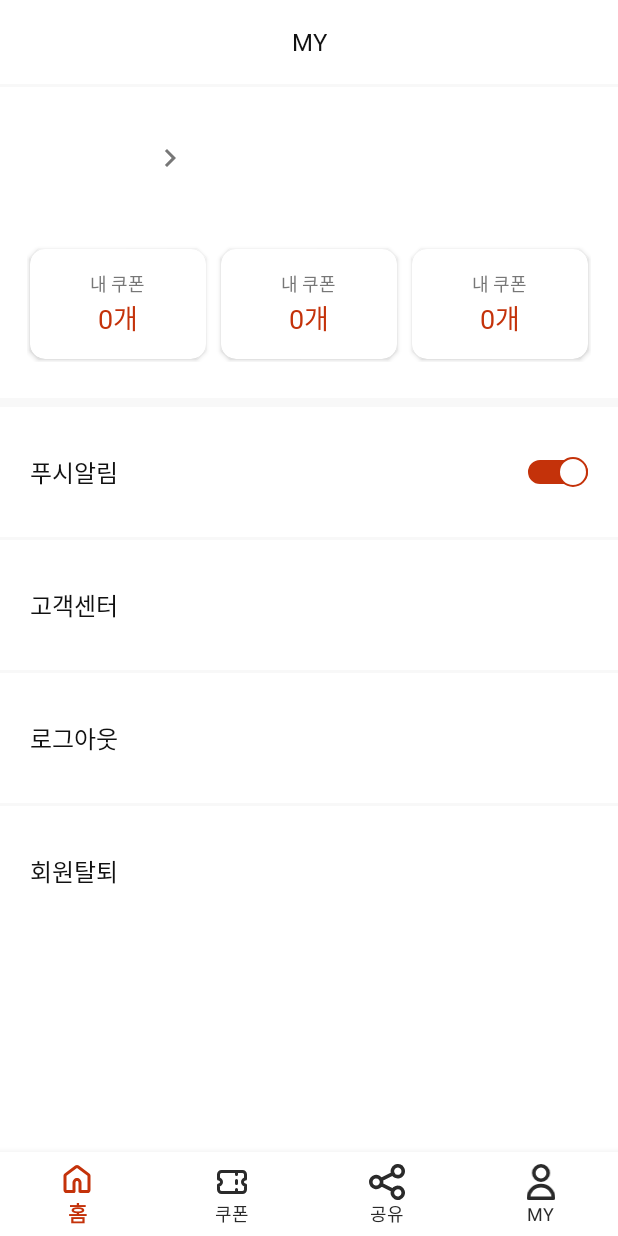
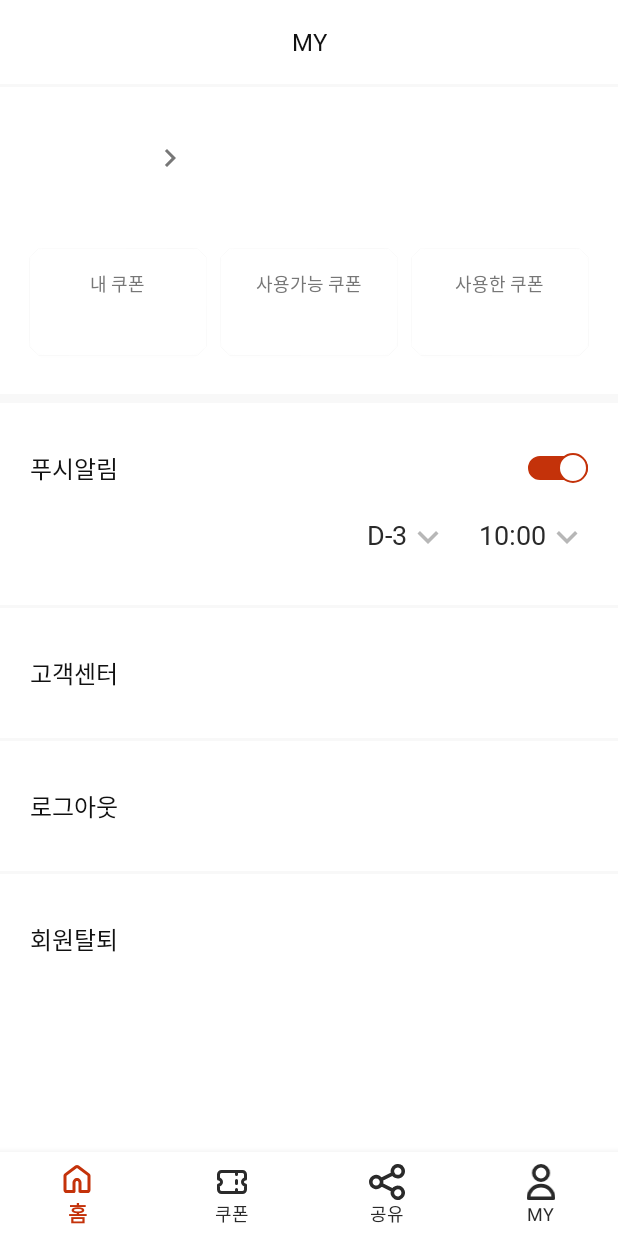
Before and after one commit to GDSC-Daejin/project-moa-android, an Android app: the fragment AccountFragment placed in its activity, on a phone screen of 412 x 824 dp. Run offline under Robolectric (Android 15) with nearby library versions, the phone set to English and light mode, and no system bars; our stand-ins replace CircleImageView; network calls fail; pictures from the network do not load.

Commit message:
feat: 마이페이지 내 쿠폰 개수, 푸시알림 디자인 기능 추가

```diff
--- a/app/src/main/java/com/example/giftmoa/ApiService.kt
+++ b/app/src/main/java/com/example/giftmoa/ApiService.kt
@@ -134,9 +134,22 @@ interface ApiService {
     // 유저 정보 수정
     @PUT("/api/v1/user")
     fun updateUser(@Body requestBody: UpdateUserRequest): Call<UpdateUserResponse>
+
     // 내 정보 가져오기
     @GET("/api/v1/user/me")
     fun getMyProfile(): Call<GetMyProfileResponse>
+
+    // 내 기프티콘 전체 개수 가져오기
+    @GET("/api/v1/gifticon/count")
+    fun getMyGifticonCount(): Call<LogoutUserResponse>
+
+    // 사용가능한 기프티콘 개수 가져오기
+    @GET("/api/v1/gifticon/usable_count")
+    fun getUsableGifticonCount(): Call<LogoutUserResponse>
+
+    // 사용한 기프티콘 개수 가져오기
+    @GET("/api/v1/gifticon/used_count")
+    fun getUsedGifticonCount(): Call<LogoutUserResponse>
 
     // category-controller-------------------------------------------------------------------------
     // 카테고리 생성
--- a/app/src/main/java/com/example/giftmoa/BottomMenu/AccountFragment.kt
+++ b/app/src/main/java/com/example/giftmoa/BottomMenu/AccountFragment.kt
@@ -9,11 +9,15 @@ import android.view.LayoutInflater
 import android.view.View
 import android.view.ViewGroup
 import android.widget.Toast
+import androidx.core.content.ContextCompat
+import androidx.lifecycle.ViewModelProvider
 import com.bumptech.glide.Glide
 import com.example.giftmoa.Data.GetMyProfileResponse
 import com.example.giftmoa.Data.LogoutUserResponse
 import com.example.giftmoa.Data.MyProfileData
 import com.example.giftmoa.Data.RefreshTokenRequest
+import com.example.giftmoa.Data.UpdateUserResponse
+import com.example.giftmoa.HomeTab.GifticonViewModel
 import com.example.giftmoa.Login2Activity
 import com.example.giftmoa.LoginActivity
 import com.example.giftmoa.MyProfileActivity
@@ -44,6 +48,8 @@ class AccountFragment : Fragment() {
 
     private var myProfile: MyProfileData? = null
 
+    private lateinit var gifticonViewModel: GifticonViewModel
+
     override fun onCreate(savedInstanceState: Bundle?) {
         super.onCreate(savedInstanceState)
         arguments?.let {
@@ -56,6 +62,8 @@ class AccountFragment : Fragment() {
         inflater: LayoutInflater, container: ViewGroup?,
         savedInstanceState: Bundle?
     ): View? {
+        gifticonViewModel = ViewModelProvider(requireActivity(), ViewModelProvider.NewInstanceFactory())[GifticonViewModel::class.java]
+
         // Inflate the layout for this fragment
         binding = FragmentAccountBinding.inflate(inflater, container, false)
 
@@ -68,6 +76,25 @@ class AccountFragment : Fragment() {
             intent.putExtra("nickname", myProfile?.nickname)
             intent.putExtra("profileImageUrl", myProfile?.profileImageUrl)
             startActivity(intent)
+        }
+        // 스위치 버튼이 클릭되어 있으면
+        if (binding.switchCouponAmount.isChecked) {
+            binding.tvPushNotificationDate.setTextColor(ContextCompat.getColor(requireActivity(), R.color.moa_gray_800))
+            binding.tvPushNotificationTime.setTextColor(ContextCompat.getColor(requireActivity(), R.color.moa_gray_800))
+        } else {
+            binding.tvPushNotificationDate.setTextColor(ContextCompat.getColor(requireActivity(), R.color.moa_gray_400))
+            binding.tvPushNotificationTime.setTextColor(ContextCompat.getColor(requireActivity(), R.color.moa_gray_400))
+        }
+
+        // 스위치 버튼 클릭 시
+        binding.switchCouponAmount.setOnCheckedChangeListener { _, isChecked ->
+            if (isChecked) {
+                binding.tvPushNotificationDate.setTextColor(ContextCompat.getColor(requireActivity(), R.color.moa_gray_800))
+                binding.tvPushNotificationTime.setTextColor(ContextCompat.getColor(requireActivity(), R.color.moa_gray_800))
+            } else {
+                binding.tvPushNotificationDate.setTextColor(ContextCompat.getColor(requireActivity(), R.color.moa_gray_400))
+                binding.tvPushNotificationTime.setTextColor(ContextCompat.getColor(requireActivity(), R.color.moa_gray_400))
+            }
         }
 
         binding.tvLogout.setOnClickListener {
@@ -117,6 +144,51 @@ class AccountFragment : Fragment() {
         })
     }
 
+    private fun getAllGifticonCount() {
+        Retrofit2Generator.create(requireActivity()).getMyGifticonCount().enqueue(object : Callback<LogoutUserResponse> {
+            override fun onResponse(call: Call<LogoutUserResponse>, response: Response<LogoutUserResponse>) {
+                if (response.isSuccessful) {
+                    Log.d(TAG, "onResponse: ${response.body()}")
+                    binding.tvAllCouponCount.text = "${response.body()?.data}개"
+                }
+            }
+
+            override fun onFailure(call: Call<LogoutUserResponse>, t: Throwable) {
+                Log.d(TAG, "onFailure: ${t.message}")
+            }
+        })
+    }
+
+    private fun getAvaliableGifticonCount() {
+        Retrofit2Generator.create(requireActivity()).getUsableGifticonCount().enqueue(object : Callback<LogoutUserResponse> {
+            override fun onResponse(call: Call<LogoutUserResponse>, response: Response<LogoutUserResponse>) {
+                if (response.isSuccessful) {
+                    Log.d(TAG, "onResponse: ${response.body()}")
+                    binding.tvAvailableCouponCount.text = "${response.body()?.data}개"
+                }
+            }
+
+            override fun onFailure(call: Call<LogoutUserResponse>, t: Throwable) {
+                Log.d(TAG, "onFailure: ${t.message}")
+            }
+        })
+    }
+
+    private fun getUsedGifticonCount() {
+        Retrofit2Generator.create(requireActivity()).getUsedGifticonCount().enqueue(object : Callback<LogoutUserResponse> {
+            override fun onResponse(call: Call<LogoutUserResponse>, response: Response<LogoutUserResponse>) {
+                if (response.isSuccessful) {
+                    Log.d(TAG, "onResponse: ${response.body()}")
+                    binding.tvUsedCouponCount.text = "${response.body()?.data}개"
+                }
+            }
+
+            override fun onFailure(call: Call<LogoutUserResponse>, t: Throwable) {
+                Log.d(TAG, "onFailure: ${t.message}")
+            }
+        })
+    }
+
     private fun logout(refreshToken: RefreshTokenRequest) {
         Log.d(TAG, "logout: $refreshToken")
 
@@ -157,6 +229,9 @@ class AccountFragment : Fragment() {
         super.onStart()
 
         getMyProfile()
+        getAllGifticonCount()
+        getAvaliableGifticonCount()
+        getUsedGifticonCount()
     }
 
     companion object {
--- /dev/null
+++ b/app/src/main/res/drawable/baseline_keyboard_arrow_down_28.xml
@@ -0,0 +1,5 @@
+<vector android:height="28dp" android:tint="#B7B7B7"
+    android:viewportHeight="24" android:viewportWidth="24"
+    android:width="28dp" xmlns:android="http://schemas.android.com/apk/res/android">
+    <path android:fillColor="@android:color/white" android:pathData="M7.41,8.59L12,13.17l4.59,-4.58L18,10l-6,6 -6,-6 1.41,-1.41z"/>
+</vector>
--- a/app/src/main/res/layout/fragment_account.xml
+++ b/app/src/main/res/layout/fragment_account.xml
@@ -86,10 +86,10 @@
                         android:layout_width="wrap_content"
                         android:layout_height="wrap_content"
                         android:fontFamily="@font/pretendard_bold"
-                        tools:text="서정우"
                         android:textColor="@color/moa_gray_900"
                         android:textSize="18sp"
-                        app:drawableRightCompat="@drawable/baseline_keyboard_arrow_right_24" />
+                        app:drawableRightCompat="@drawable/baseline_keyboard_arrow_right_24"
+                        tools:text="서정우" />
 
                 </LinearLayout>
 
@@ -138,12 +138,13 @@
                             android:textSize="12sp" />
 
                         <TextView
+                            android:id="@+id/tv_all_coupon_count"
                             android:layout_width="wrap_content"
                             android:layout_height="wrap_content"
                             android:fontFamily="@font/pretendard_medium"
-                            android:text="0개"
                             android:textColor="@color/moa_carrot_700"
-                            android:textSize="18sp" />
+                            android:textSize="18sp"
+                            tools:text="0개" />
 
                     </LinearLayout>
 
@@ -173,17 +174,18 @@
                             android:layout_width="wrap_content"
                             android:layout_height="wrap_content"
                             android:fontFamily="@font/pretendard_medium"
-                            android:text="내 쿠폰"
+                            android:text="사용가능 쿠폰"
                             android:textColor="@color/moa_gray_600"
                             android:textSize="12sp" />
 
                         <TextView
+                            android:id="@+id/tv_available_coupon_count"
                             android:layout_width="wrap_content"
                             android:layout_height="wrap_content"
                             android:fontFamily="@font/pretendard_medium"
-                            android:text="0개"
                             android:textColor="@color/moa_carrot_700"
-                            android:textSize="18sp" />
+                            android:textSize="18sp"
+                            tools:text="0개" />
 
                     </LinearLayout>
 
@@ -214,17 +216,18 @@
                             android:layout_width="wrap_content"
                             android:layout_height="wrap_content"
                             android:fontFamily="@font/pretendard_medium"
-                            android:text="내 쿠폰"
+                            android:text="사용한 쿠폰"
                             android:textColor="@color/moa_gray_600"
                             android:textSize="12sp" />
 
                         <TextView
+                            android:id="@+id/tv_used_coupon_count"
                             android:layout_width="wrap_content"
                             android:layout_height="wrap_content"
                             android:fontFamily="@font/pretendard_medium"
-                            android:text="0개"
                             android:textColor="@color/moa_carrot_700"
-                            android:textSize="18sp" />
+                            android:textSize="18sp"
+                            tools:text="0개" />
 
                     </LinearLayout>
 
@@ -250,7 +253,6 @@
                 android:gravity="center_vertical"
                 android:orientation="horizontal"
                 android:paddingTop="31dp"
-                android:paddingBottom="31dp"
                 app:layout_constraintEnd_toEndOf="parent"
                 app:layout_constraintStart_toStartOf="parent"
                 app:layout_constraintTop_toBottomOf="@id/view_divider_my_coupons">
@@ -279,6 +281,43 @@
 
             </LinearLayout>
 
+            <LinearLayout
+                android:id="@+id/ll_push_notification_time"
+                android:layout_width="match_parent"
+                android:layout_height="wrap_content"
+                android:layout_marginStart="20dp"
+                android:layout_marginTop="20dp"
+                android:layout_marginEnd="20dp"
+                android:gravity="end"
+                android:orientation="horizontal"
+                android:paddingBottom="31dp"
+                app:layout_constraintEnd_toEndOf="parent"
+                app:layout_constraintStart_toStartOf="parent"
+                app:layout_constraintTop_toBottomOf="@id/ll_push_notification">
+
+                <TextView
+                    android:id="@+id/tv_push_notification_date"
+                    android:layout_width="wrap_content"
+                    android:layout_height="wrap_content"
+                    android:fontFamily="@font/pretendard_medium"
+                    android:text="D-3"
+                    android:textColor="@color/moa_gray_800"
+                    android:textSize="18sp"
+                    app:drawableRightCompat="@drawable/baseline_keyboard_arrow_down_28" />
+
+                <TextView
+                    android:id="@+id/tv_push_notification_time"
+                    android:layout_width="wrap_content"
+                    android:layout_height="wrap_content"
+                    android:layout_marginStart="20dp"
+                    android:fontFamily="@font/pretendard_medium"
+                    android:text="10:00"
+                    android:textColor="@color/moa_gray_800"
+                    android:textSize="18sp"
+                    app:drawableRightCompat="@drawable/baseline_keyboard_arrow_down_28" />
+
+            </LinearLayout>
+
             <View
                 android:id="@+id/view_divider_push_notification"
                 android:layout_width="0dp"
@@ -286,7 +325,7 @@
                 android:background="@color/moa_gray_100"
                 app:layout_constraintEnd_toEndOf="parent"
                 app:layout_constraintStart_toStartOf="parent"
-                app:layout_constraintTop_toBottomOf="@id/ll_push_notification" />
+                app:layout_constraintTop_toBottomOf="@id/ll_push_notification_time" />
 
             <TextView
                 android:id="@+id/tv_customer_center"
```
